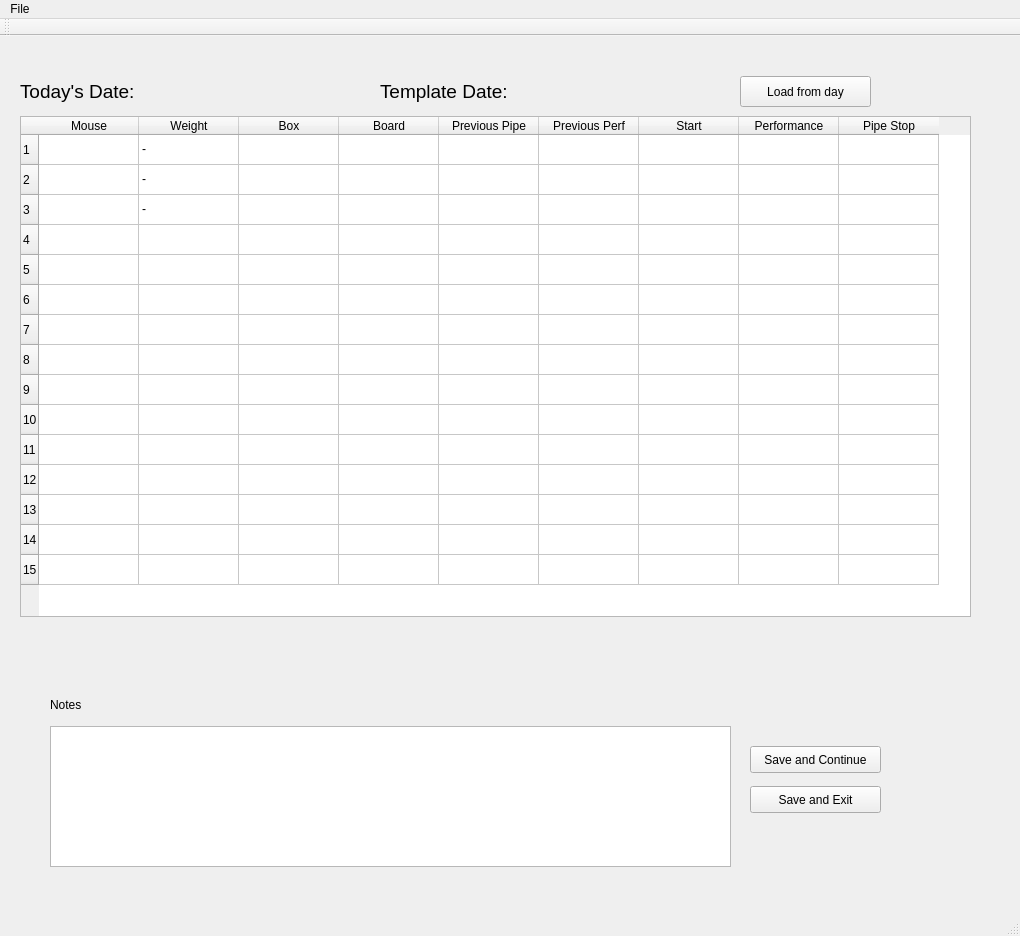
This is runner/management/commands/MouseRunner/mainwindow.ui in saturnian13/mouse-cloud as Qt 5 draws it before an edit. The edited form follows.
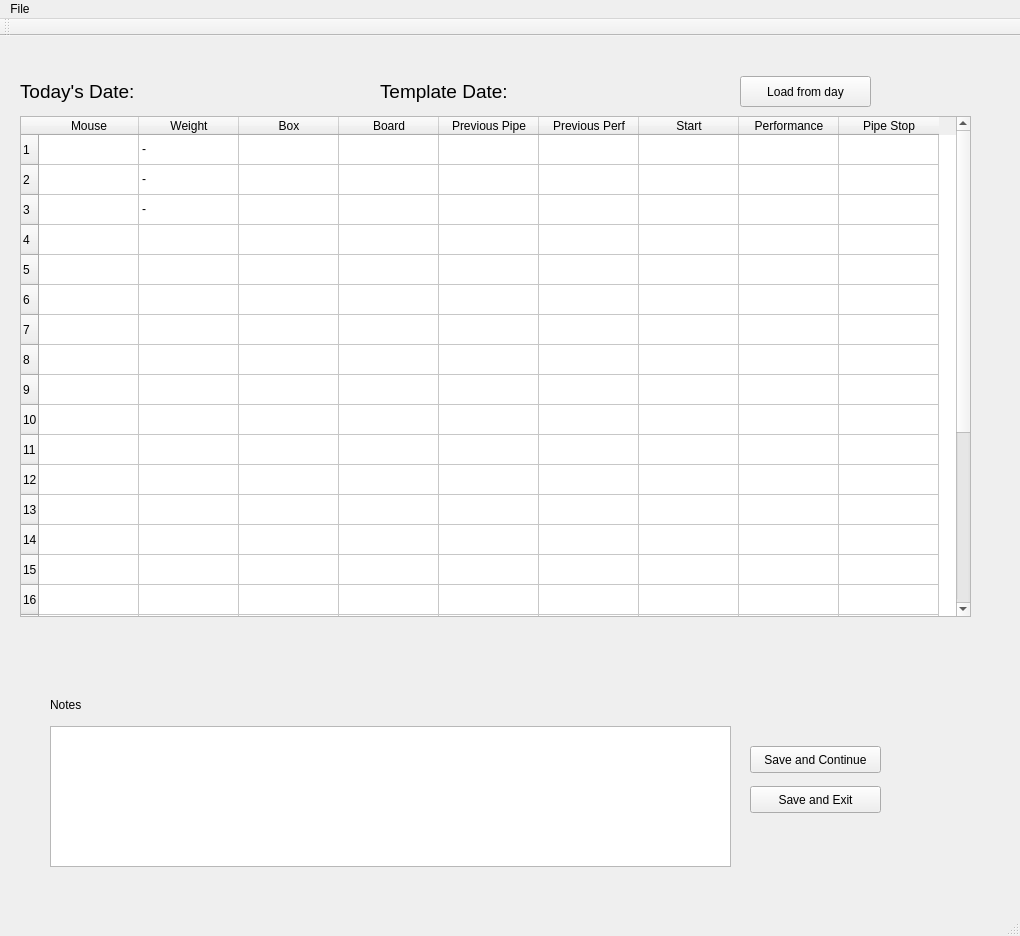
This is the edited form.

Commit message: try to increase row count in table

```diff
--- a/runner/management/commands/MouseRunner/mainwindow.ui
+++ b/runner/management/commands/MouseRunner/mainwindow.ui
@@ -55,6 +55,9 @@
     <property name="selectionBehavior">
      <enum>QAbstractItemView::SelectRows</enum>
     </property>
+    <property name="rowCount">
+     <number>25</number>
+    </property>
     <row>
      <property name="text">
       <string>1</string>
@@ -130,6 +133,16 @@
       <string>15</string>
      </property>
     </row>
+    <row/>
+    <row/>
+    <row/>
+    <row/>
+    <row/>
+    <row/>
+    <row/>
+    <row/>
+    <row/>
+    <row/>
     <column>
      <property name="text">
       <string>Mouse</string>
```
Left out of the diff: 2 changed lines with no effect on the pictures. The commit also changes 1 other file.
